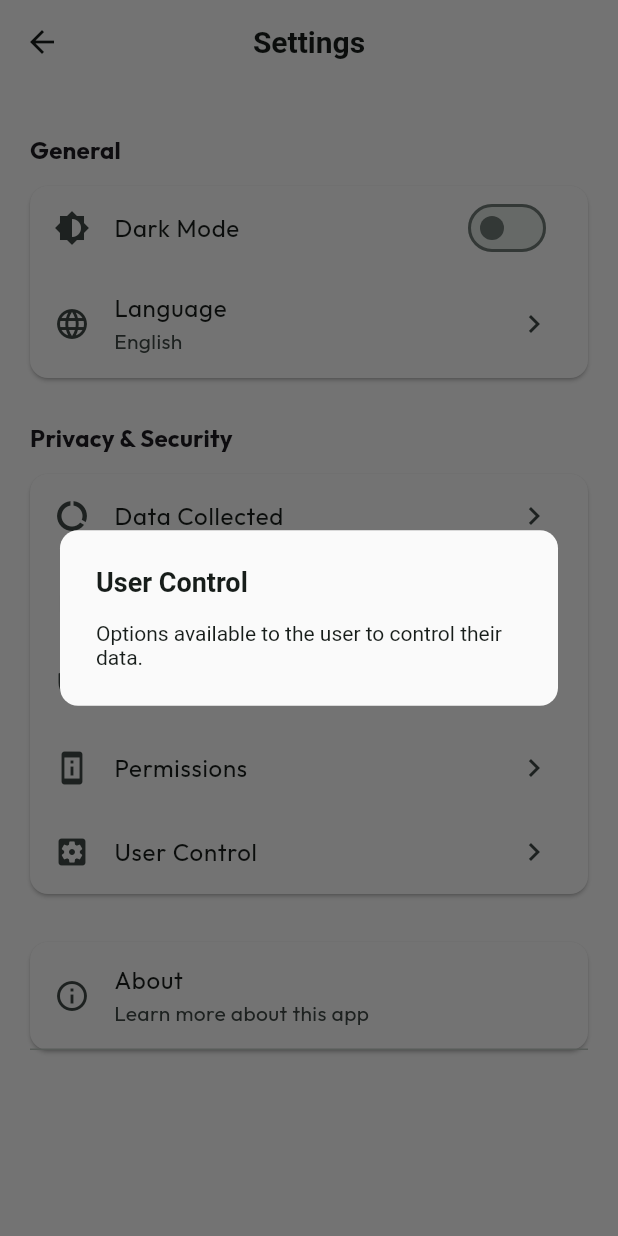
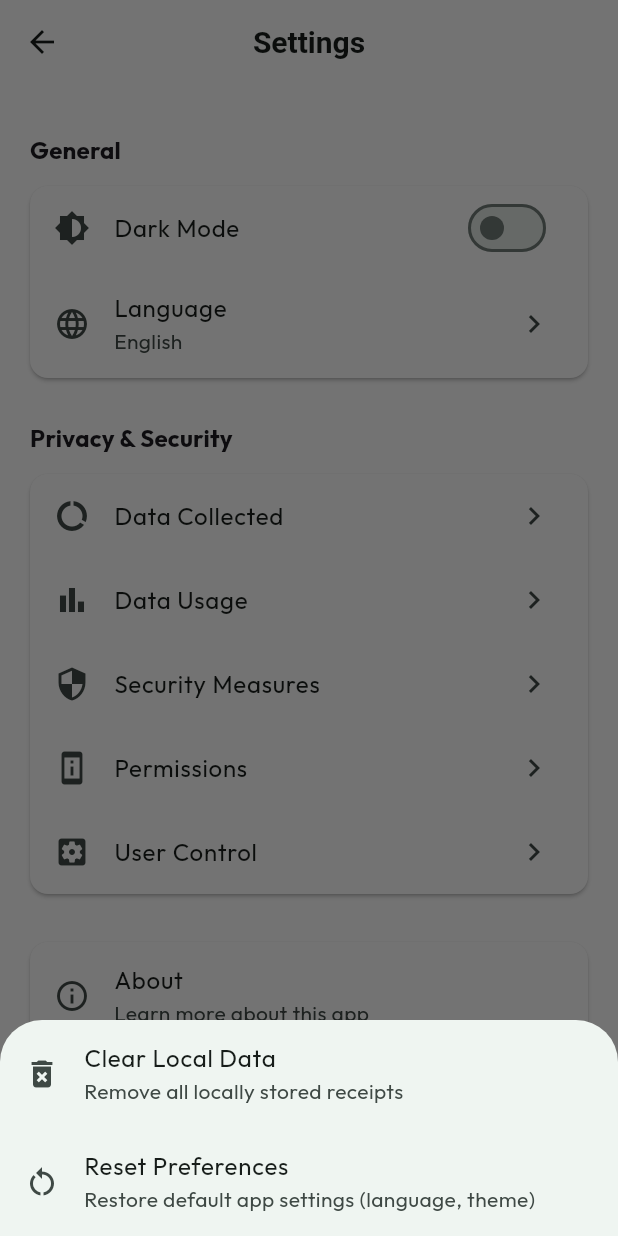
Before and after one commit to iman4ever/my_ocr_app, a Flutter app: the SettingsScreen screen opened directly, after a tap on "User Control", on a phone screen of 412 x 824 dp. Run offline on Flutter 3.47's test engine with Material 3 defaults, Android fonts, the phone set to English and light mode, and no system bars; our stand-ins replace fl_chart, google_fonts, image_picker, shared_preferences, sqflite; missing offline and left inert: google_mlkit_text_recognition; accounts and stored records are empty.

```diff
--- a/lib/database/database_helper.dart
+++ b/lib/database/database_helper.dart
@@ -98,6 +98,11 @@ CREATE TABLE receipts (
     );
   }
 
+  Future<int> deleteAllReceipts() async {
+    final db = await instance.database;
+    return await db.delete('receipts');
+  }
+
   Future<double> calculateTotalSpending() async {
      final db = await instance.database;
      final result = await db.rawQuery('SELECT SUM(amount) as total FROM receipts');
--- a/lib/screens/settings_screen.dart
+++ b/lib/screens/settings_screen.dart
@@ -3,6 +3,7 @@ import 'package:flutter/material.dart';
 import 'package:provider/provider.dart';
 import '../providers/theme_provider.dart';
 import '../providers/language_provider.dart';
+import '../providers/receipt_provider.dart';
 
 class SettingsScreen extends StatefulWidget {
 	const SettingsScreen({Key? key}) : super(key: key);
@@ -151,13 +152,71 @@ class _SettingsScreenState extends State<SettingsScreen> {
 									leading: const Icon(Icons.settings_applications),
 									title: const Text('User Control'),
 									trailing: const Icon(Icons.chevron_right),
-									onTap: () => showDialog(
-										context: context,
-										builder: (_) => const AlertDialog(
-											title: Text('User Control'),
-											content: Text('Options available to the user to control their data.'),
-										),
-									),
+									onTap: () {
+										showModalBottomSheet<void>(
+											context: context,
+											builder: (ctx) {
+												return SafeArea(
+													child: Column(
+														mainAxisSize: MainAxisSize.min,
+														children: [
+															ListTile(
+																leading: const Icon(Icons.delete_forever),
+																title: const Text('Clear Local Data'),
+																subtitle: const Text('Remove all locally stored receipts'),
+																onTap: () async {
+																final confirm = await showDialog<bool>(
+																	context: context,
+																	builder: (_) => AlertDialog(
+																		title: const Text('Confirm Clear Data'),
+																		content: const Text('This will permanently delete all local receipts. Continue?'),
+																		actions: [
+																			TextButton(onPressed: () => Navigator.of(context).pop(false), child: const Text('Cancel')),
+																			TextButton(onPressed: () => Navigator.of(context).pop(true), child: const Text('Delete')),
+																		],
+																),
+																);
+																if (confirm == true) {
+																	try {
+																		await context.read<ReceiptProvider>().clearAllReceipts();
+																		ScaffoldMessenger.of(context).showSnackBar(const SnackBar(content: Text('Local data cleared')));
+																	} catch (e) {
+																		ScaffoldMessenger.of(context).showSnackBar(const SnackBar(content: Text('Failed to clear local data')));
+																	}
+																}
+																Navigator.of(ctx).pop();
+															},
+															),
+															ListTile(
+																leading: const Icon(Icons.restart_alt),
+																title: const Text('Reset Preferences'),
+																subtitle: const Text('Restore default app settings (language, theme)'),
+																onTap: () async {
+																final confirm = await showDialog<bool>(
+																	context: context,
+																	builder: (_) => AlertDialog(
+																		title: const Text('Confirm Reset Preferences'),
+																		content: const Text('This will reset language and theme preferences to defaults.'),
+																		actions: [
+																			TextButton(onPressed: () => Navigator.of(context).pop(false), child: const Text('Cancel')),
+																			TextButton(onPressed: () => Navigator.of(context).pop(true), child: const Text('Reset')),
+																		],
+																),
+																);
+																if (confirm == true) {
+																	await context.read<LanguageProvider>().setLanguage('en');
+																	await context.read<ThemeProvider>().setDarkMode(false);
+																	ScaffoldMessenger.of(context).showSnackBar(const SnackBar(content: Text('Preferences reset')));
+																}
+																Navigator.of(ctx).pop();
+															},
+															),
+														],
+														),
+													);
+											},
+										);
+									},
 								),
 							],
 						),
```
Also changed, not shown: lib/providers/receipt_provider.dart (+15 -0 lines).
